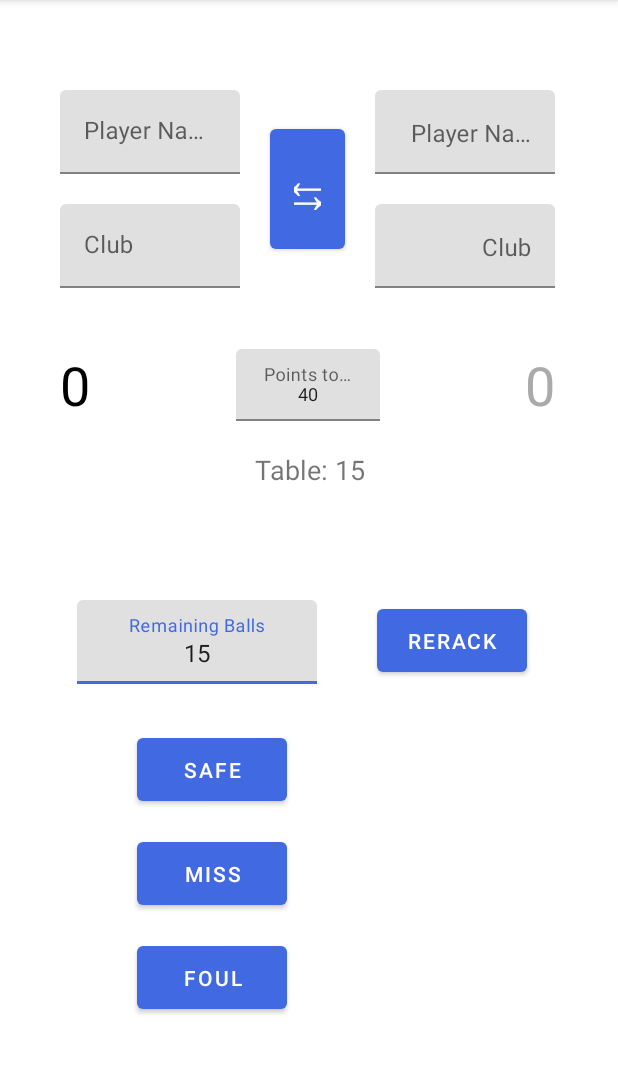
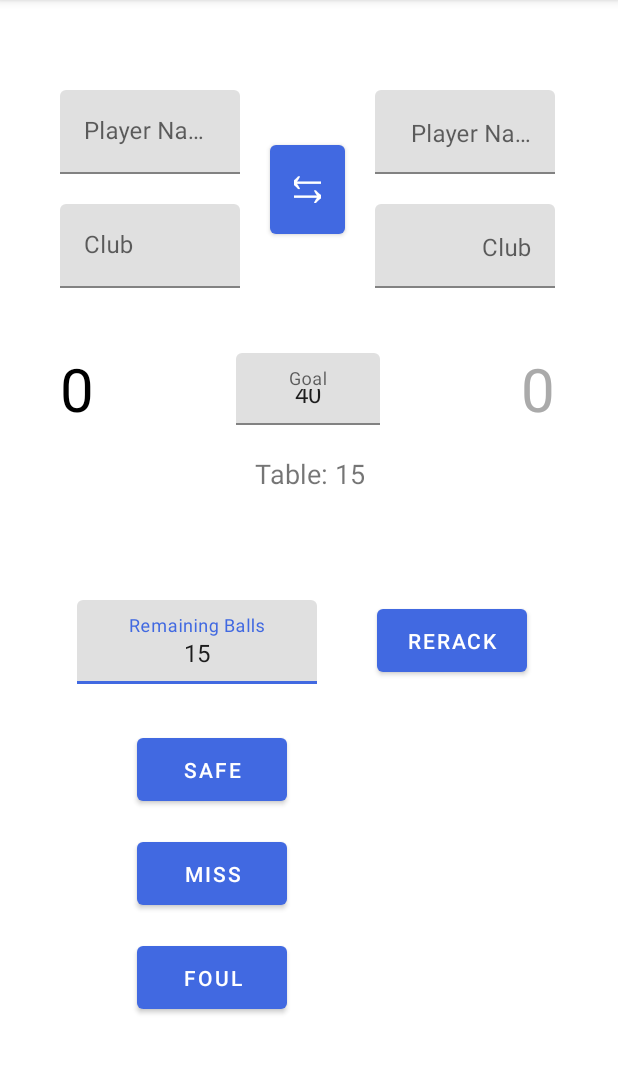
Before and after one commit to Dacid99/PocketTRacker, an Android app built with Jetpack Compose: the screen it shows after launch (MainActivity), on a phone screen of 412 x 824 dp, the part 84-1158 px from its top. Run offline under Robolectric (Android 15) with nearby library versions, the phone set to English and light mode, and no system bars.

Commit message:
layout tweaks

```diff
--- a/app/src/main/res/layout/activity_main.xml
+++ b/app/src/main/res/layout/activity_main.xml
@@ -12,8 +12,8 @@
         android:layout_height="wrap_content"
         android:layout_marginTop="40dp"
         android:text="@string/player_score_format"
-        android:textSize="36sp"
         android:textColor="@color/text_color_selector"
+        android:textSize="40sp"
         app:layout_constraintStart_toStartOf="@+id/player1ClubLayout"
         app:layout_constraintTop_toBottomOf="@+id/player1ClubLayout" />
 
@@ -24,8 +24,8 @@
         android:layout_marginTop="40dp"
         android:gravity="right"
         android:text="@string/player_score_format"
-        android:textSize="36sp"
         android:textColor="@color/text_color_selector"
+        android:textSize="40sp"
         app:layout_constraintBottom_toBottomOf="@+id/player1Score"
         app:layout_constraintEnd_toEndOf="@+id/player2ClubLayout"
         app:layout_constraintTop_toBottomOf="@+id/player2ClubLayout" />
@@ -137,7 +137,7 @@
             android:layout_width="match_parent"
             android:layout_height="match_parent"
             android:gravity="center"
-            android:textSize="12sp"
+            android:textSize="16sp"
             app:hintEnabled="true"
             tools:layout_editor_absoluteX="141dp"
             tools:layout_editor_absoluteY="589dp" />
@@ -210,8 +210,8 @@
             android:layout_width="match_parent"
             android:layout_height="match_parent"
             android:gravity="right"
+            android:hint="@string/player_club_hint_format"
             android:textSize="16sp"
-            android:hint="@string/player_club_hint_format"
             app:hintEnabled="true" />
     </com.google.android.material.textfield.TextInputLayout>
 
@@ -229,11 +229,14 @@
     <com.google.android.material.button.MaterialButton
         android:id="@+id/swapPlayers"
         android:layout_width="0dp"
-        android:layout_height="0dp"
+        android:layout_height="wrap_content"
         android:layout_marginStart="20dp"
-        android:layout_marginTop="20dp"
+        android:layout_marginTop="30dp"
         android:layout_marginEnd="20dp"
-        android:layout_marginBottom="20dp"
+        android:layout_marginBottom="30dp"
+        android:gravity="center"
+        android:paddingTop="0dp"
+        android:paddingBottom="10dp"
         android:text="@string/swap_string"
         android:textSize="36sp"
         app:layout_constraintBottom_toBottomOf="@+id/player1ClubLayout"
--- a/app/src/main/res/values/strings.xml
+++ b/app/src/main/res/values/strings.xml
@@ -7,7 +7,7 @@
     <string name="player_club_hint_format">Club</string>
     <string name="newBallNumber_hint_format">Remaining Balls</string>
     <string name="newBallNumber_format">%1$d</string>
-    <string name="winnerPoints_hint_format">Points to win</string>
+    <string name="winnerPoints_hint_format">Goal</string>
     <string name="player_club_format">%1$s</string>
     <string name="player_score_format">%1$d</string>
     <string name="ball_number_format">Table: %1$d</string>
```
